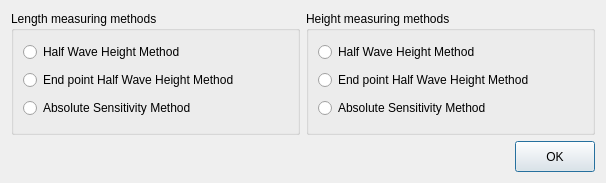
The window that phascan_view/ui/dialog/dialogdefectmethodselect.ui (qinxingying/hello-word) describes before a commit, drawn with Qt 5.
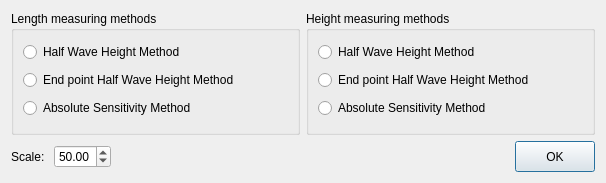
The same window after the commit.

Diff of the .ui file:
```diff
--- a/phascan_view/ui/dialog/dialogdefectmethodselect.ui
+++ b/phascan_view/ui/dialog/dialogdefectmethodselect.ui
@@ -87,7 +87,25 @@
     </layout>
    </item>
    <item>
-    <layout class="QHBoxLayout" name="horizontalLayout_4">
+    <layout class="QHBoxLayout" name="horizontalLayout_5">
+     <item>
+      <layout class="QHBoxLayout" name="horizontalLayout_4">
+       <item>
+        <widget class="QLabel" name="label">
+         <property name="text">
+          <string>Scale: </string>
+         </property>
+        </widget>
+       </item>
+       <item>
+        <widget class="QDoubleSpinBox" name="scaleDoubleSpinBox">
+         <property name="value">
+          <double>50.000000000000000</double>
+         </property>
+        </widget>
+       </item>
+      </layout>
+     </item>
      <item>
       <spacer name="horizontalSpacer">
        <property name="orientation">
```
